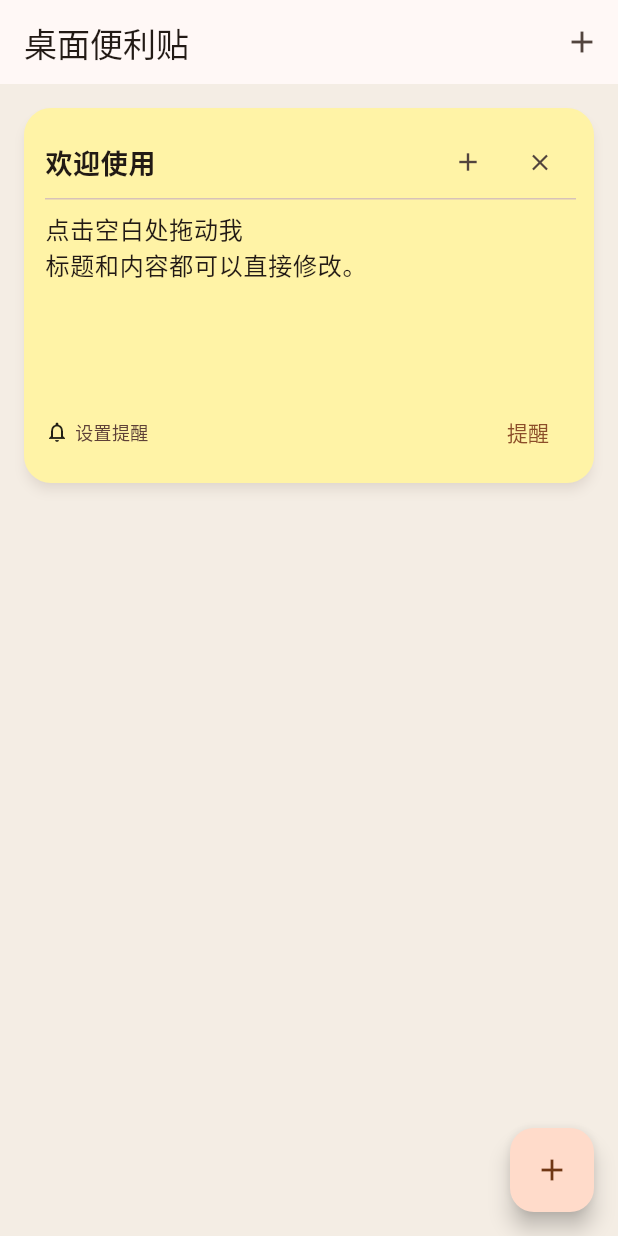
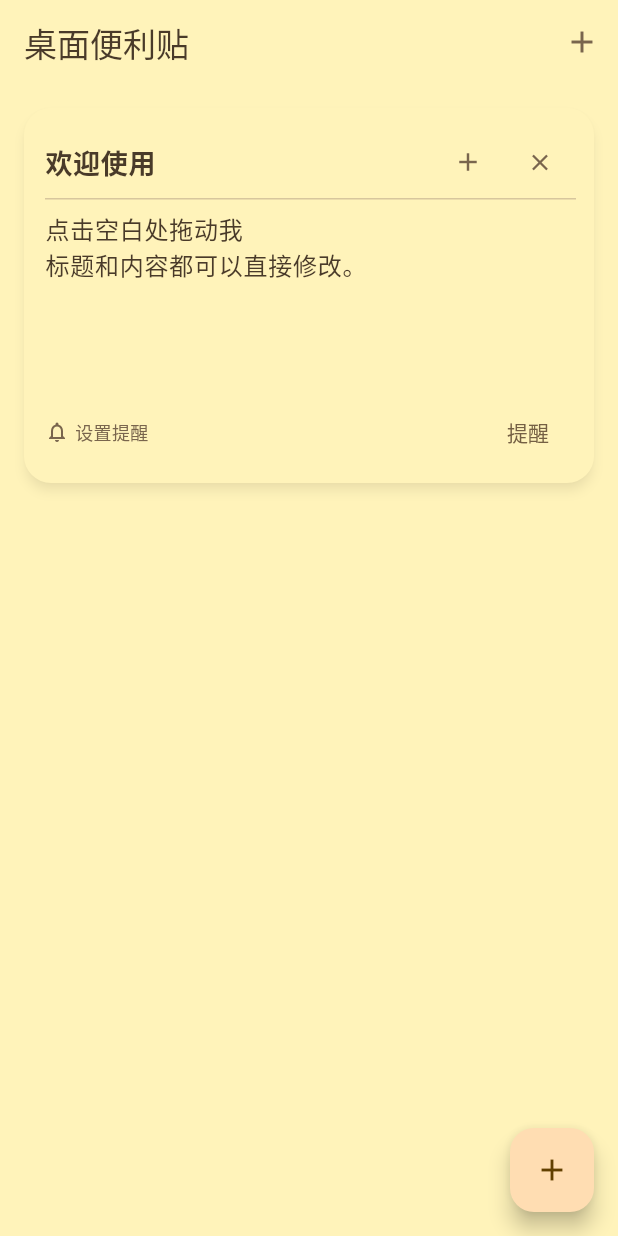
Before and after one commit to Zheng-baiting/desktop-memo-app, a Flutter app: the screen it shows after launch, on a phone screen of 412 x 824 dp. Run offline on Flutter 3.47's test engine with Material 3 defaults, Android fonts, the phone set to English and light mode, and no system bars; our stand-ins replace flutter_local_notifications, flutter_timezone, flutter_tts, shared_preferences, timezone; missing offline and left inert: desktop_multi_window, hotkey_manager, launch_at_startup, screen_retriever, tray_manager, window_manager.

Commit message:
Unify memo paper and control colors; replace colored check glyph

```diff
--- a/lib/desktop_notes.dart
+++ b/lib/desktop_notes.dart
@@ -896,7 +896,7 @@ class _DesktopNoteAppState extends State<DesktopNoteApp>
                           right: 18,
                           bottom: 16,
                           child: Material(
-                            color: const Color(0xff67452f),
+                            color: memoAccent,
                             borderRadius: BorderRadius.circular(12),
                             child: TextButton(
                               onPressed: () async {
@@ -911,7 +911,7 @@ class _DesktopNoteAppState extends State<DesktopNoteApp>
                                     ? '今天已读 · 保留每日提醒'
                                     : '到时间了 · 我知道了，停止提醒',
                                 style: const TextStyle(
-                                  color: Colors.white,
+                                  color: memoPaper,
                                   fontSize: 11,
                                 ),
                               ),
@@ -1041,7 +1041,7 @@ class _NoteSettingsPanelState extends State<NoteSettingsPanel> {
                     ),
                   const Text(
                     'Ctrl + Alt + M  随时新建',
-                    style: TextStyle(fontSize: 12, color: Colors.brown),
+                    style: TextStyle(fontSize: 12, color: memoMuted),
                   ),
                   TextButton.icon(
                     onPressed: busy ? null : widget.onReminder,
--- a/lib/main.dart
+++ b/lib/main.dart
@@ -24,20 +24,43 @@ import 'exit_timing_log.dart';
 
 part 'desktop_notes.dart';
 
+const memoPaper = Color(0xFFFFF3BA);
+const memoInk = Color(0xFF493A29);
+const memoMuted = Color(0xFF79654D);
+const memoAccent = Color(0xFF756044);
+const memoDivider = Color(0xFFD7C69D);
+
 ThemeData memoTheme() => ThemeData(
   useMaterial3: true,
   fontFamily: Platform.isWindows ? 'Microsoft YaHei' : null,
   fontFamilyFallback: const ['PingFang SC', 'Noto Sans CJK SC', 'sans-serif'],
-  colorScheme: ColorScheme.fromSeed(seedColor: const Color(0xff9c603e)),
-  scaffoldBackgroundColor: const Color(0xfff4ede4),
+  colorScheme: ColorScheme.fromSeed(seedColor: memoAccent).copyWith(
+    primary: memoAccent,
+    onPrimary: memoPaper,
+    secondary: memoAccent,
+    tertiary: memoAccent,
+    surface: memoPaper,
+    onSurface: memoInk,
+    onSurfaceVariant: memoMuted,
+    outline: memoMuted,
+    outlineVariant: memoDivider,
+    surfaceTint: Colors.transparent,
+  ),
+  scaffoldBackgroundColor: memoPaper,
+  iconTheme: const IconThemeData(color: memoMuted),
+  iconButtonTheme: IconButtonThemeData(
+    style: IconButton.styleFrom(foregroundColor: memoMuted),
+  ),
+  dividerTheme: const DividerThemeData(color: memoDivider),
+  textSelectionTheme: const TextSelectionThemeData(
+    cursorColor: memoAccent,
+    selectionColor: Color(0x33756044),
+    selectionHandleColor: memoAccent,
+  ),
 );
 
-const papers = [
-  Color(0xfffff3a6),
-  Color(0xffffd6a5),
-  Color(0xffffc6d9),
-  Color(0xffcdeccf),
-];
+// Preserve stored color indexes while rendering every note in one paper palette.
+const papers = [memoPaper];
 bool get desktop => Platform.isWindows || Platform.isMacOS || Platform.isLinux;
 final notifications = FlutterLocalNotificationsPlugin();
 final speech = FlutterTts();
@@ -941,17 +964,14 @@ class _MemoAppState extends State<MemoApp>
         ),
         const Spacer(),
         if (desktop)
-          Text(
-            'Ctrl + Alt + M 新建',
-            style: TextStyle(color: Colors.brown.shade400),
-          ),
+          Text('Ctrl + Alt + M 新建', style: const TextStyle(color: memoMuted)),
         const SizedBox(width: 10),
         IconButton(
           tooltip: autoStart ? '已启用开机自启动' : '启用开机自启动',
           onPressed: _toggleAutoStart,
           icon: Icon(
             Icons.power_settings_new,
-            color: autoStart ? Colors.green.shade700 : null,
+            color: autoStart ? memoAccent : memoMuted,
           ),
         ),
         IconButton(
@@ -1088,7 +1108,7 @@ class MemoCard extends StatelessWidget {
     final card = Material(
       color: papers[note.color % papers.length],
       elevation: 3,
-      shadowColor: Colors.brown.withValues(alpha: .18),
+      shadowColor: memoInk.withValues(alpha: .18),
       borderRadius: BorderRadius.circular(18),
       clipBehavior: Clip.antiAlias,
       child: Padding(
@@ -1191,10 +1211,7 @@ class MemoCard extends StatelessWidget {
                               : note.persistent
                               ? ' · 持续'
                               : ''}',
-                    style: TextStyle(
-                      fontSize: 12,
-                      color: Colors.brown.shade700,
-                    ),
+                    style: const TextStyle(fontSize: 12, color: memoMuted),
                   ),
                 ),
                 textSurface(
@@ -1323,7 +1340,10 @@ class _PlanTaskListState extends State<PlanTaskList> {
         if (!timed.hasMatch(line)) {
           return Padding(
             padding: const EdgeInsets.symmetric(vertical: 4),
-            child: Text(line, style: const TextStyle(fontSize: 12)),
+            child: Text(
+              line,
+              style: const TextStyle(fontSize: 12, color: memoMuted),
+            ),
           );
         }
         final key = widget.note.taskKey(line);
@@ -1337,7 +1357,7 @@ class _PlanTaskListState extends State<PlanTaskList> {
           margin: const EdgeInsets.only(bottom: 6),
           padding: const EdgeInsets.fromLTRB(4, 6, 6, 6),
           decoration: BoxDecoration(
-            color: done ? const Color(0xFFE0E0E0) : const Color(0x33FFFFFF),
+            color: done ? const Color(0xFFE0E0E0) : Colors.transparent,
             borderRadius: BorderRadius.circular(8),
           ),
           child: Row(
@@ -1352,14 +1372,12 @@ class _PlanTaskListState extends State<PlanTaskList> {
                     height: 36,
                   ),
                   padding: EdgeInsets.zero,
-                  icon: Text(
-                    '✔',
-                    style: TextStyle(
-                      fontSize: 20,
-                      color: done
-                          ? const Color(0xFF616161)
-                          : const Color(0xFF7B6548),
-                    ),
+                  // Use a monochrome icon: Windows may render the text glyph
+                  // as a colored emoji and ignore TextStyle.color.
+                  icon: Icon(
+                    Icons.check_rounded,
+                    size: 20,
+                    color: done ? const Color(0xFF616161) : memoAccent,
                   ),
                   onPressed: () {
                     setState(() {
@@ -1379,9 +1397,7 @@ class _PlanTaskListState extends State<PlanTaskList> {
                   style: TextStyle(
                     fontSize: 13,
                     height: 1.5,
-                    color: done
-                        ? const Color(0xFF616161)
-                        : const Color(0xFF302A23),
+                    color: done ? const Color(0xFF616161) : memoInk,
                     decoration: done
                         ? TextDecoration.lineThrough
                         : TextDecoration.none,
```
